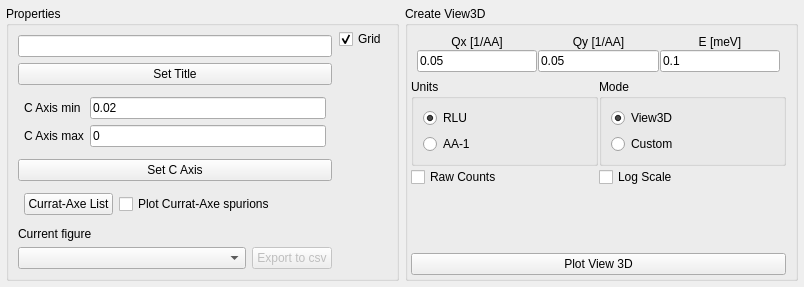
Old version of the form src/main/resources/base/Views/View3D.ui in the repository MJOLNIRPackage/MJOLNIR-GUI.
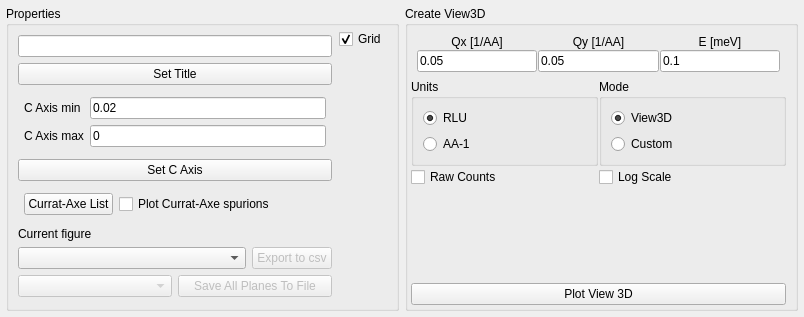
New version of the form.

Commit message: Add support for saving planes to file

The edit to the form file:
```diff
--- a/src/main/resources/base/Views/View3D.ui
+++ b/src/main/resources/base/Views/View3D.ui
@@ -7,7 +7,7 @@
     <x>0</x>
     <y>0</y>
     <width>804</width>
-    <height>286</height>
+    <height>317</height>
    </rect>
   </property>
   <property name="sizePolicy">
@@ -57,7 +57,7 @@
        <number>3</number>
       </property>
       <item>
-       <layout class="QVBoxLayout" name="verticalLayout_6" stretch="0,0,0,0,0,0,0,1">
+       <layout class="QVBoxLayout" name="verticalLayout_6" stretch="0,0,0,0,0,0,0,0,0">
         <property name="spacing">
          <number>6</number>
         </property>
@@ -266,6 +266,30 @@
           </item>
          </layout>
         </item>
+        <item>
+         <layout class="QHBoxLayout" name="horizontalLayout_8">
+          <item>
+           <widget class="QComboBox" name="View3D_extensionList_comboBox">
+            <property name="enabled">
+             <bool>false</bool>
+            </property>
+           </widget>
+          </item>
+          <item>
+           <widget class="QPushButton" name="View3D_figureToFile_pushButton">
+            <property name="enabled">
+             <bool>false</bool>
+            </property>
+            <property name="toolTip">
+             <string>Save all planes to png files</string>
+            </property>
+            <property name="text">
+             <string>Save All Planes To File</string>
+            </property>
+           </widget>
+          </item>
+         </layout>
+        </item>
         <item>
          <spacer name="verticalSpacer_2">
           <property name="orientation">
```
Left out of the diff: 4 changed lines with no effect on the pictures. The commit also changes 1 other file.
